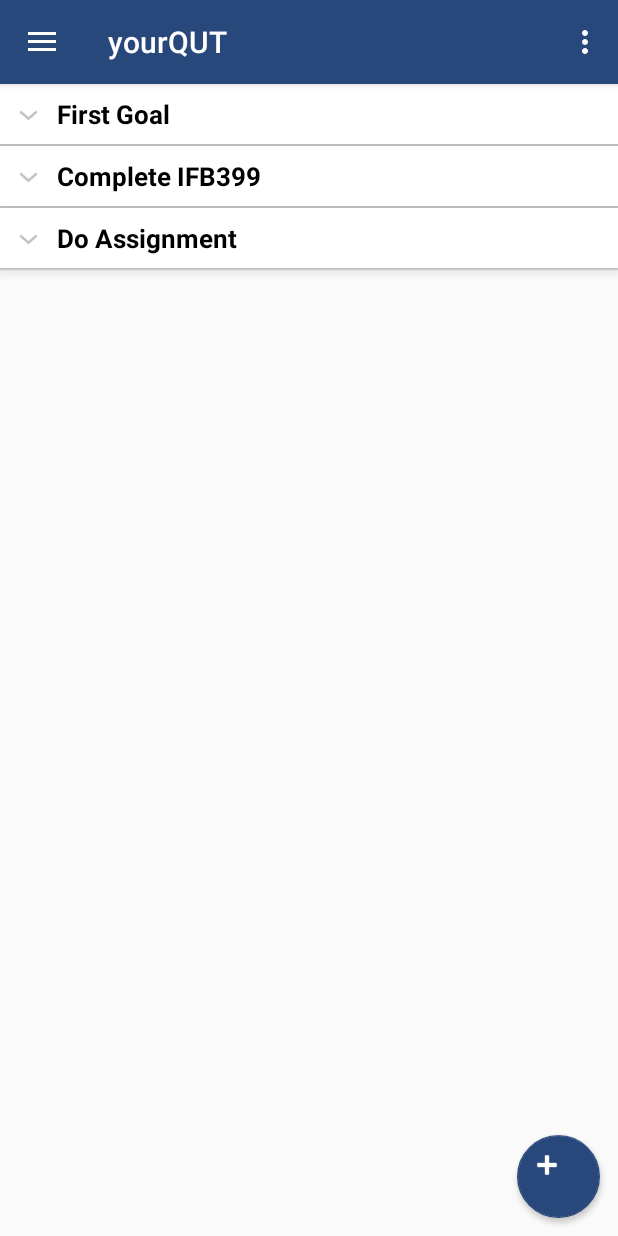
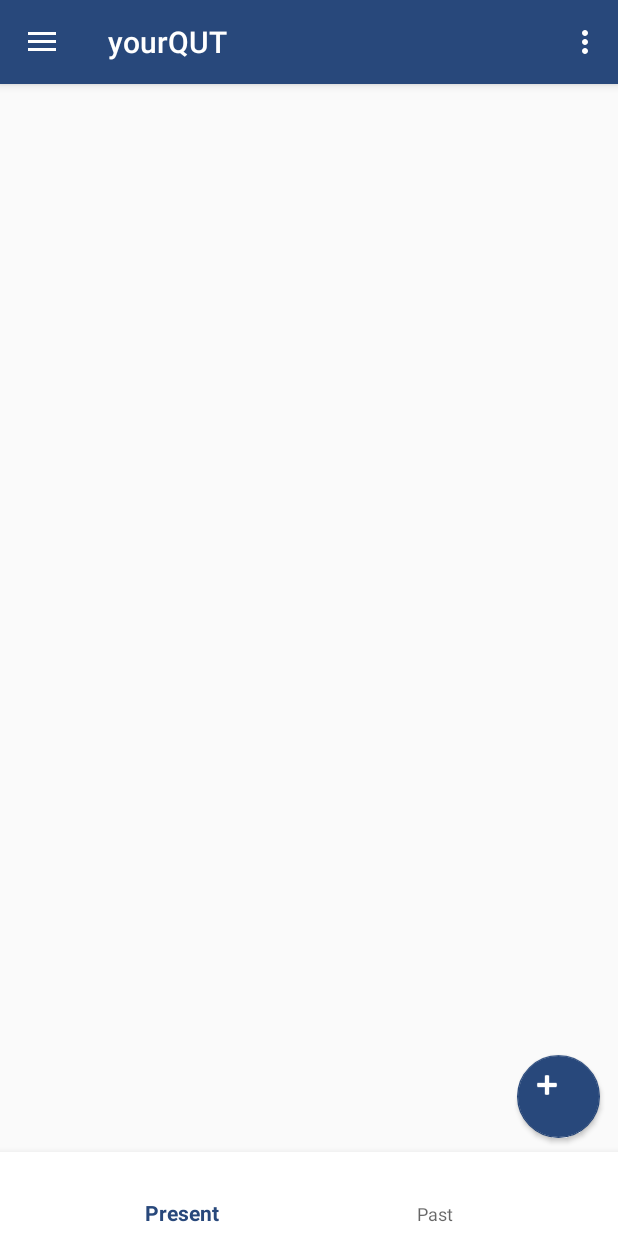
Before and after one commit to bmpickford/CapstoneProject, an Android app: the fragment GoalsPage placed in its activity, in the side drawer, after a tap on "Goals", on a phone screen of 412 x 824 dp. Run offline under Robolectric (Android 15) with nearby library versions, the phone set to English and light mode, and no system bars; libraries missing offline, so code that uses them is left out: com.github.mikephil.charting; 34 statements that could not run were skipped.

Commit message:
Seperation of goals to past and present

```diff
--- a/app/src/main/java/com/app/capstone/app/GoalsPage.java
+++ b/app/src/main/java/com/app/capstone/app/GoalsPage.java
@@ -6,17 +6,26 @@ import android.icu.text.SimpleDateFormat;
 import android.net.ParseException;
 import android.net.Uri;
 import android.os.Bundle;
+import android.support.annotation.NonNull;
+import android.support.design.widget.BottomNavigationView;
 import android.support.design.widget.FloatingActionButton;
 import android.support.v4.app.Fragment;
 import android.support.v4.app.FragmentManager;
 import android.support.v4.app.FragmentTransaction;
 import android.view.LayoutInflater;
+import android.view.MenuItem;
 import android.view.View;
 import android.view.ViewGroup;
 import android.widget.ExpandableListView;
 import android.widget.LinearLayout;
 import android.widget.TextView;
 import android.widget.Toast;
+
+import com.app.capstone.app.Course.CourseBadges;
+import com.app.capstone.app.Course.CourseGPA;
+import com.app.capstone.app.Course.CourseUnits;
+import com.app.capstone.app.Goals.CurrentGoals;
+import com.app.capstone.app.Goals.PastGoals;
 
 import java.lang.reflect.Array;
 import java.util.ArrayList;
@@ -67,7 +76,65 @@ public class GoalsPage extends Fragment {
 
     @Override
     public View onCreateView(LayoutInflater inflater, ViewGroup container, Bundle savedInstanceState) {
-        Bundle item = getArguments();
+        final View view = inflater.inflate(R.layout.fragment_goals_page, container, false);
+        BottomNavigationView bottomNavigationView = (BottomNavigationView) view.findViewById(R.id.bottom_navigation);
+
+        bottomNavigationView.setOnNavigationItemSelectedListener(new BottomNavigationView.OnNavigationItemSelectedListener() {
+            @Override
+            public boolean onNavigationItemSelected(@NonNull MenuItem item) {
+                Fragment fragment = null;
+                Class fragmentClass = null;
+                switch (item.getItemId()) {
+
+                    case R.id.goal_present:
+                        fragmentClass = CurrentGoals.class;
+                        System.out.println("You clicked Current goals");
+                        break;
+                    case R.id.goal_past:
+                        fragmentClass = PastGoals.class;
+                        System.out.println("You clicked Past goals");
+                        break;
+                }
+                try {
+                    fragment = (Fragment) fragmentClass.newInstance();
+                    FragmentManager fragmentManager = getFragmentManager();
+                    fragmentManager.beginTransaction().replace(R.id.goalsContent, fragment).commit();
+                } catch (Exception e) {
+                    System.out.println(e);
+                    e.printStackTrace();
+                }
+                return true;
+            }
+        });
+
+        FloatingActionButton button = (FloatingActionButton) view.findViewById(com.app.capstone.app.R.id.addGoalButton);
+        button.setOnClickListener(new View.OnClickListener() {
+            public void onClick(View v) {
+
+                System.out.println("New Goal clicked");
+
+                Fragment fragment;
+                Class fragmentClass = NewGoalPage.class;
+
+                try {
+                    fragment = (Fragment) fragmentClass.newInstance();
+                    FragmentManager fragmentManager = getFragmentManager();
+                    fragmentManager.beginTransaction().replace(R.id.flContent, fragment).commit();
+                } catch (Exception e) {
+                    System.out.println(e);
+                    e.printStackTrace();
+                }
+            }
+
+        });
+
+
+
+
+
+
+
+        /*Bundle item = getArguments();
         if(item != null && item.getString("title") != null) {
             SimpleDateFormat formatter = new SimpleDateFormat("dd/MM/yyyy");
             String title = item.getString("title");
@@ -82,7 +149,6 @@ public class GoalsPage extends Fragment {
             Goal g = new Goal(title, description, d, getActivity());
             goals.add(g);
         }
-        final View view = inflater.inflate(com.app.capstone.app.R.layout.fragment_goals_page, container, false);
 
         expListView = (ExpandableListView) view.findViewById(R.id.lvExp);
         listDataHeader = new ArrayList<String>();
@@ -132,7 +198,7 @@ public class GoalsPage extends Fragment {
             }
 
         });
-
+*/
         return view;
 
     }
--- a/app/src/main/res/layout/fragment_goals_page.xml
+++ b/app/src/main/res/layout/fragment_goals_page.xml
@@ -5,17 +5,19 @@
     android:layout_height="match_parent"
     tools:context="com.app.capstone.app.GoalsPage">
 
-    <ExpandableListView
-        android:id="@+id/lvExp"
+    <LinearLayout
+        android:id="@+id/goalsContent"
+        android:layout_width="match_parent"
         android:layout_height="match_parent"
-        android:layout_width="match_parent"/>
+        android:orientation="vertical">
+    </LinearLayout>
 
     <android.support.design.widget.FloatingActionButton
         android:id="@+id/addGoalButton"
         android:layout_width="55dp"
         android:layout_height="62dp"
         android:layout_gravity="bottom|right"
-        android:layout_marginBottom="12dp"
+        android:layout_marginBottom="65dp"
         android:layout_marginEnd="12dp"
         android:clickable="true"
         android:tint="@color/colorWhite"
@@ -25,4 +27,15 @@
         app:rippleColor="@color/colorWhite"
         app:srcCompat="@android:drawable/ic_input_add" />
 
+    <android.support.design.widget.BottomNavigationView
+        android:id="@+id/bottom_navigation"
+        android:layout_width="match_parent"
+        android:layout_height="wrap_content"
+        android:layout_gravity="bottom"
+        android:background="@color/colorWhite"
+        android:clickable="true"
+        android:focusable="true"
+        android:focusableInTouchMode="true"
+        app:menu="@menu/goals_menu" />
+
 </FrameLayout>
--- a/app/src/main/res/layout/list_group.xml
+++ b/app/src/main/res/layout/list_group.xml
@@ -2,22 +2,20 @@
 <LinearLayout xmlns:android="http://schemas.android.com/apk/res/android"
     android:layout_width="fill_parent"
     android:layout_height="wrap_content"
-    android:layout_marginEnd="20dp"
-    android:layout_marginStart="20dp"
-    android:layout_marginTop="10dp"
     android:background="#ffffff"
-    android:elevation="5dp"
+    android:elevation="1dp"
     android:orientation="horizontal"
-    android:padding="8dp">
+    android:padding="8dp"
+    android:divider="@color/colorWhite"
+    android:dividerHeight="0dp">
 
     <TextView
         android:id="@+id/lblListHeader"
         android:layout_width="match_parent"
         android:layout_height="wrap_content"
-        android:layout_gravity="top|left"
-        android:layout_marginEnd="70dp"
-        android:layout_marginStart="30dp"
+        android:layout_marginStart="32dp"
         android:layout_weight="1"
+        android:padding="8dp"
         android:textColor="#000000"
         android:textSize="17dp" />
 
--- /dev/null
+++ b/app/src/main/res/menu/goals_menu.xml
@@ -0,0 +1,11 @@
+<?xml version="1.0" encoding="utf-8"?>
+<menu xmlns:android="http://schemas.android.com/apk/res/android"
+    xmlns:app="http://schemas.android.com/apk/res-auto">
+    <item
+        android:id="@+id/goal_present"
+        android:title="Present" />
+    <item
+        android:id="@+id/goal_past"
+        android:title="Past" />
+
+</menu>
```
Also changed, not shown: app/src/main/java/com/app/capstone/app/Goals/CurrentGoals.java (added, +69 -0 lines), app/src/main/java/com/app/capstone/app/Goals/PastGoals.java (added, +61 -0 lines), app/src/main/res/layout/fragment_current_goals.xml (added, +18 -0 lines), app/src/main/res/layout/fragment_past_goals.xml (added, +13 -0 lines), app/src/main/res/layout/list_item.xml (+8 -6 lines).
